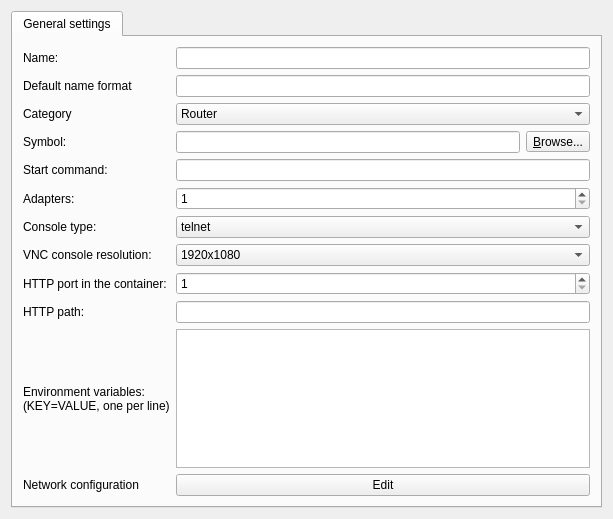
Qt form gns3/modules/docker/ui/docker_vm_configuration_page.ui (GNS3/gns3-gui) before a commit.
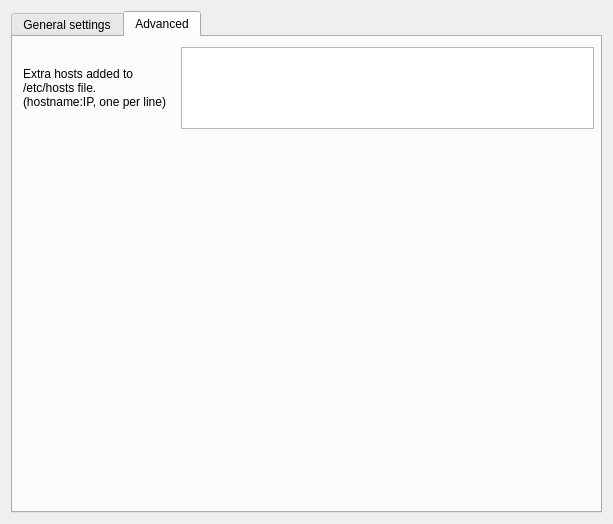
The same form after that commit. The open tabs and pages were chosen to show the change.

Commit message: Add advanced settings for docker and  param, Ref. #2482

```diff
--- a/gns3/modules/docker/ui/docker_vm_configuration_page.ui
+++ b/gns3/modules/docker/ui/docker_vm_configuration_page.ui
@@ -7,7 +7,7 @@
     <x>0</x>
     <y>0</y>
     <width>613</width>
-    <height>519</height>
+    <height>524</height>
    </rect>
   </property>
   <property name="windowTitle">
@@ -263,6 +263,45 @@
        </item>
       </layout>
      </widget>
+     <widget class="QWidget" name="advancedTab">
+      <attribute name="title">
+       <string>Advanced</string>
+      </attribute>
+      <widget class="QLabel" name="uiExtraHostsLabel">
+       <property name="geometry">
+        <rect>
+         <x>10</x>
+         <y>10</y>
+         <width>152</width>
+         <height>82</height>
+        </rect>
+       </property>
+       <property name="sizePolicy">
+        <sizepolicy hsizetype="Preferred" vsizetype="Expanding">
+         <horstretch>0</horstretch>
+         <verstretch>0</verstretch>
+        </sizepolicy>
+       </property>
+       <property name="text">
+        <string>Extra hosts added to 
+/etc/hosts file.
+(hostname:IP, one per line)</string>
+       </property>
+       <property name="wordWrap">
+        <bool>true</bool>
+       </property>
+      </widget>
+      <widget class="QTextEdit" name="uiExtraHostsTextEdit">
+       <property name="geometry">
+        <rect>
+         <x>168</x>
+         <y>10</y>
+         <width>413</width>
+         <height>82</height>
+        </rect>
+       </property>
+      </widget>
+     </widget>
     </widget>
    </item>
    <item>
```
Left out of the diff: 11 changed lines with no effect on the pictures. The commit also changes 8 other files.
